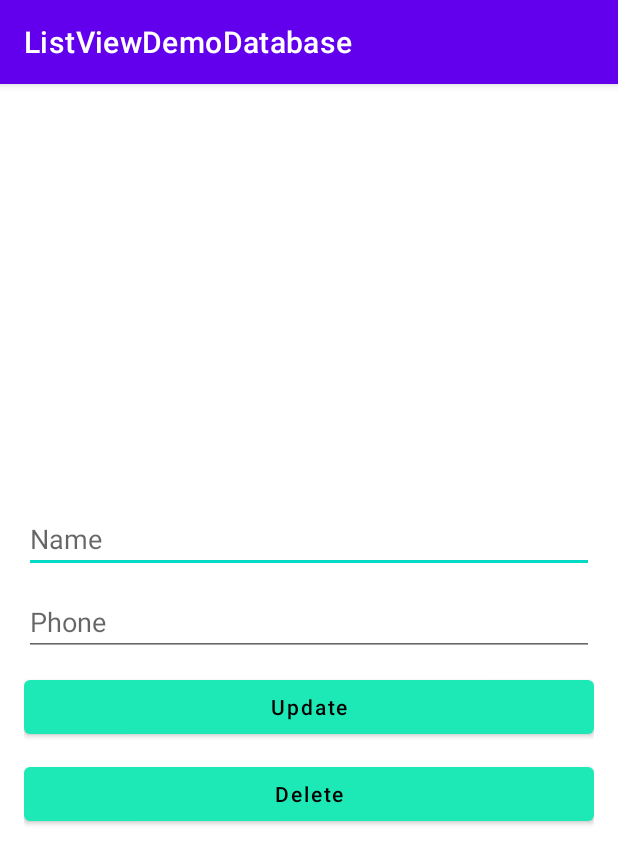
After one commit to Imtiaz16041997/SQLiteCrud-Android, an Android app: the UpdateActivity screen opened directly, with no data from a screen before it, on a phone screen of 412 x 824 dp. The commit adds this screen. Shown: the top 864 px of the screen. Run offline under Robolectric (Android 15) with nearby library versions, the phone set to English and light mode, and no system bars.

```diff
--- a/app/src/main/AndroidManifest.xml
+++ b/app/src/main/AndroidManifest.xml
@@ -9,6 +9,9 @@
         android:roundIcon="@mipmap/ic_launcher_round"
         android:supportsRtl="true"
         android:theme="@style/Theme.ListViewDemoDatabase">
+        <activity
+            android:name=".UpdateActivity"
+            android:exported="true" />
         <activity
             android:name=".ListDataActivity"
             android:exported="true" />
--- /dev/null
+++ b/app/src/main/java/com/example/listviewdemodatabase/UpdateActivity.java
@@ -0,0 +1,124 @@
+package com.example.listviewdemodatabase;
+
+import androidx.appcompat.app.AppCompatActivity;
+
+import android.content.Intent;
+import android.database.sqlite.SQLiteDatabase;
+import android.os.Bundle;
+import android.view.View;
+import android.widget.Button;
+import android.widget.EditText;
+import android.widget.Toast;
+
+public class UpdateActivity extends AppCompatActivity {
+    EditText nameUpdateEditText,phoneUpdateEditText;
+    Button updateButton,deleteButton;
+    private DatabaseHelper databaseHelper;
+    private String selectedName;
+    private int selectedID;
+
+    @Override
+    protected void onCreate(Bundle savedInstanceState) {
+        super.onCreate(savedInstanceState);
+        setContentView(R.layout.activity_update);
+        nameUpdateEditText = findViewById(R.id.updateNameId);
+        phoneUpdateEditText = findViewById(R.id.updatePhoneId);
+        updateButton = findViewById(R.id.updatebuttonId);
+        deleteButton = findViewById(R.id.deletebuttonId);
+
+
+        databaseHelper = new DatabaseHelper(this);
+        SQLiteDatabase sqLiteDatabase = databaseHelper.getWritableDatabase();
+
+        Intent receiveIntent = getIntent();
+
+        selectedID = receiveIntent.getIntExtra("id",-1);
+
+        selectedName = receiveIntent.getStringExtra("name");
+
+
+        nameUpdateEditText.setText(selectedName);
+
+//        updateButton.setOnClickListener(new View.OnClickListener(){
+//            @Override
+//            public void onClick(View view) {
+//                String item = nameUpdateEditText.getText().toString();
+//                if(!item.equals("")){
+//                    databaseHelper.updateName(item,selectedID,selectedName);
+//
+//                }else{
+//                    Toast.makeText(getApplicationContext(),"enter your name",Toast.LENGTH_LONG).show();
+//                }
+//            }
+//        });
+
+
+//        deleteButton.setOnClickListener(new View.OnClickListener(){
+//            @Override
+//            public void onClick(View view) {
+//                databaseHelper.deleteName(selectedID,selectedName);
+//                nameUpdateEditText.setText("");
+//                Toast.makeText(getApplicationContext(),"remove from database",Toast.LENGTH_LONG).show();
+//            }
+//        });
+
+
+
+
+
+
+
+
+
+
+
+
+
+
+//        updateButton.setOnClickListener(new View.OnClickListener(){
+//            @Override
+//            public void onClick(View view) {
+//                if(view.getId()==R.id.updatebuttonId) {
+//
+//                    Boolean isUpdated = databaseHelper.updateData(
+//                            nameUpdateEditText.getText().toString(),
+//                            phoneUpdateEditText.getText().toString());
+//
+//                    if(isUpdated == true){
+//                        Toast.makeText(getApplicationContext(), "Successfully Updated", Toast.LENGTH_LONG).show();
+//                        Intent intent = new Intent(getApplicationContext(),ListDataActivity.class );
+//                        startActivity(intent);
+//                    }
+//                    else{
+//                        Toast.makeText(getApplicationContext(),"not updated",Toast.LENGTH_LONG).show();
+//                    }
+//
+//
+//
+//                }
+//
+//            }
+//        });
+
+//
+//        deleteButton.setOnClickListener(new View.OnClickListener(){
+//            @Override
+//            public void onClick(View view) {
+//
+//                if(view.getId()==R.id.deletebuttonId){
+//                    int value = databaseHelper.deleteData(nameUpdateEditText.getText().toString());
+//                    if(value>0){
+//                        Toast.makeText(getApplicationContext(), "Data is not Deleted", Toast.LENGTH_LONG).show();
+//                    }else{
+//                        Toast.makeText(getApplicationContext(), "Successfully Deleted", Toast.LENGTH_LONG).show();
+//                    }
+//                }
+//
+//
+//            }
+//        });
+
+
+
+    }
+}
--- a/app/src/main/res/layout/activity_list_data.xml
+++ b/app/src/main/res/layout/activity_list_data.xml
@@ -4,6 +4,7 @@
     xmlns:tools="http://schemas.android.com/tools"
     android:layout_width="match_parent"
     android:layout_height="match_parent"
+    android:orientation="vertical"
     tools:context=".ListDataActivity">
 
 
--- /dev/null
+++ b/app/src/main/res/layout/activity_update.xml
@@ -0,0 +1,53 @@
+<?xml version="1.0" encoding="utf-8"?>
+<LinearLayout xmlns:android="http://schemas.android.com/apk/res/android"
+    xmlns:app="http://schemas.android.com/apk/res-auto"
+    xmlns:tools="http://schemas.android.com/tools"
+    android:layout_width="match_parent"
+    android:layout_height="match_parent"
+    android:padding="16dp"
+    android:orientation="vertical"
+    android:gravity="center"
+    tools:context=".UpdateActivity">
+
+
+    <EditText
+        android:id="@+id/updateNameId"
+        android:layout_width="match_parent"
+        android:layout_height="wrap_content"
+        android:layout_marginTop="10dp"
+        android:ems="10"
+        android:inputType="text"
+        android:hint="Name" />
+
+    <EditText
+        android:id="@+id/updatePhoneId"
+        android:layout_width="match_parent"
+        android:layout_height="wrap_content"
+        android:layout_marginTop="10dp"
+        android:ems="10"
+        android:inputType="phone"
+        android:hint="Phone" />
+
+    <Button
+        android:id="@+id/updatebuttonId"
+        android:layout_width="match_parent"
+        android:layout_height="wrap_content"
+        android:layout_marginTop="10dp"
+        android:hint="Update"
+        android:textColor="@color/purple_200"
+        android:textColorHint="#000000"
+        app:backgroundTint="#1DE9B6" />
+
+        <Button
+            android:id="@+id/deletebuttonId"
+            android:layout_width="match_parent"
+            android:layout_height="wrap_content"
+            android:layout_marginTop="10dp"
+
+            android:hint="Delete"
+            android:textColor="@color/purple_200"
+            android:textColorHint="#000000"
+            app:backgroundTint="#1DE9B6" />
+
+
+</LinearLayout>
```
Also changed, not shown: app/src/main/java/com/example/listviewdemodatabase/DatabaseHelper.java (+73 -34 lines), app/src/main/java/com/example/listviewdemodatabase/ListDataActivity.java (+27 -70 lines), app/src/main/java/com/example/listviewdemodatabase/MainActivity.java (+38 -89 lines), app/src/main/java/com/example/listviewdemodatabase/ThreeColumn_ListAdapter.java (added, +49 -0 lines), app/src/main/java/com/example/listviewdemodatabase/User.java (added, +23 -0 lines), app/src/main/res/layout/activity_main.xml (+20 -19 lines), app/src/main/res/layout/list_item.xml (+15 -2 lines).
